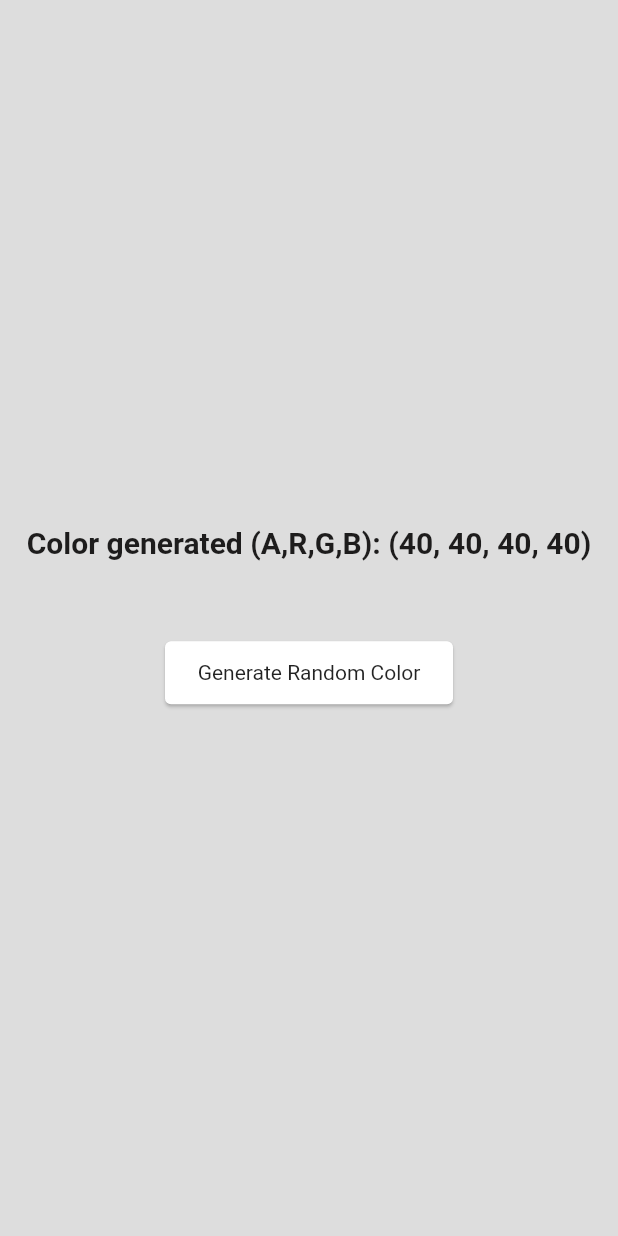
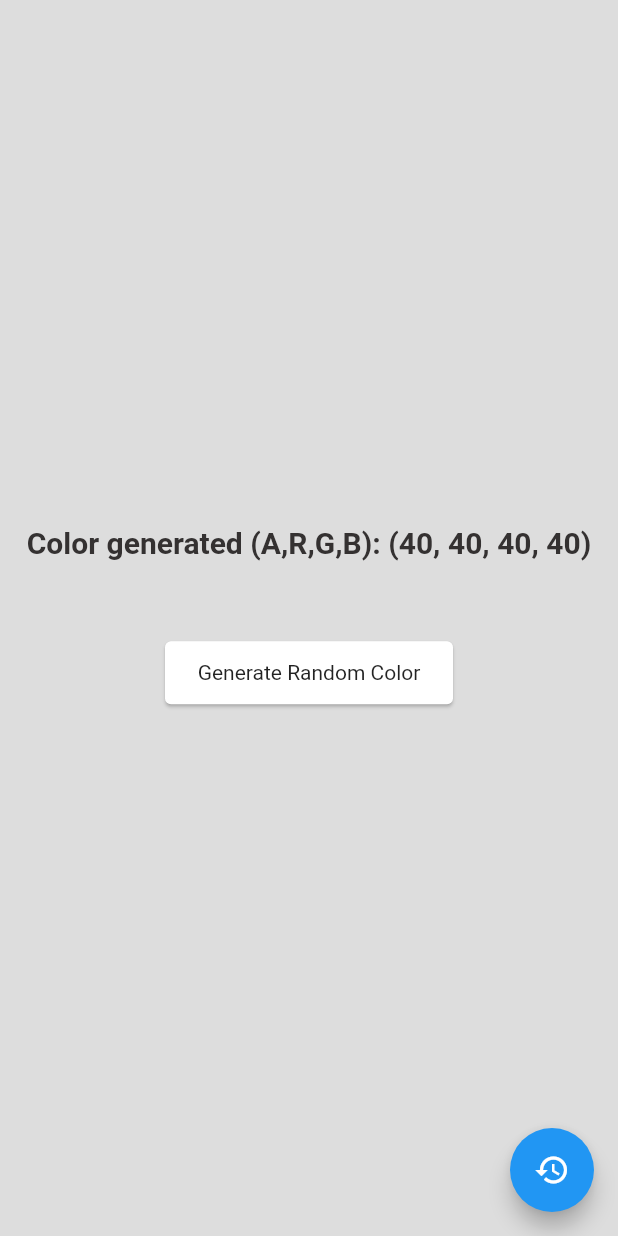
Before and after one commit to alyd101/Flutter-Random-Color-Generator-Using-Provider-, a Flutter app: the screen it shows after launch, after a tap on "Generate Random Color", on a phone screen of 412 x 824 dp. Run offline on Flutter 3.47's test engine with Material 2 defaults, Android fonts, the phone set to English and light mode, and no system bars.

Commit message:
Added color history

```diff
--- a/lib/pages/main_page.dart
+++ b/lib/pages/main_page.dart
@@ -1,6 +1,7 @@
 import 'package:flutter/material.dart';
 import 'package:provider/provider.dart';
 import 'package:random_color_generator/providers/random_color_provider.dart';
+import 'package:random_color_generator/pages/color_history_page.dart';
 
 class MainPage extends StatefulWidget {
   const MainPage({super.key});
@@ -10,6 +11,7 @@ class MainPage extends StatefulWidget {
 }
 
 class _MainPageState extends State<MainPage> {
+  List<String> generatedColors = <String>[];
   @override
   Widget build(BuildContext context) {
     Color randomColor = Provider.of<RandomColor>(context).randColor;
@@ -22,7 +24,7 @@ class _MainPageState extends State<MainPage> {
             Text(
               "Color generated (A,R,G,B): (${randomColor.alpha}, ${randomColor.red}, ${randomColor.green}, ${randomColor.blue})",
               style: const TextStyle(
-                  color: Color.fromARGB(255, 29, 28, 28),
+                  color: Color.fromARGB(255, 52, 49, 49),
                   fontSize: 20,
                   fontWeight: FontWeight.bold),
             ),
@@ -34,8 +36,11 @@ class _MainPageState extends State<MainPage> {
                 onTap: () {
                   Provider.of<RandomColor>(context, listen: false)
                       .getRandomColor();
+                  generatedColors.add(
+                      "(${randomColor.alpha}, ${randomColor.red}, ${randomColor.green}, ${randomColor.blue})");
+
                 },
-                child: Card(
+                child: const Card(
                   child: Center(child: Text("Generate Random Color")),
                 ),
               ),
@@ -43,6 +48,17 @@ class _MainPageState extends State<MainPage> {
           ],
         ),
       ),
+      floatingActionButton: FloatingActionButton(
+        tooltip: "View color history",
+        onPressed: () {
+          Navigator.push(
+              context,
+              MaterialPageRoute(
+                  builder: (context) =>
+                      ColorHistoryPage(colorsGenerated: generatedColors)));
+        },
+        child: Icon(Icons.history),
+      ),
     );
   }
 }
```
Also changed, not shown: lib/pages/color_history_page.dart (added, +54 -0 lines).
